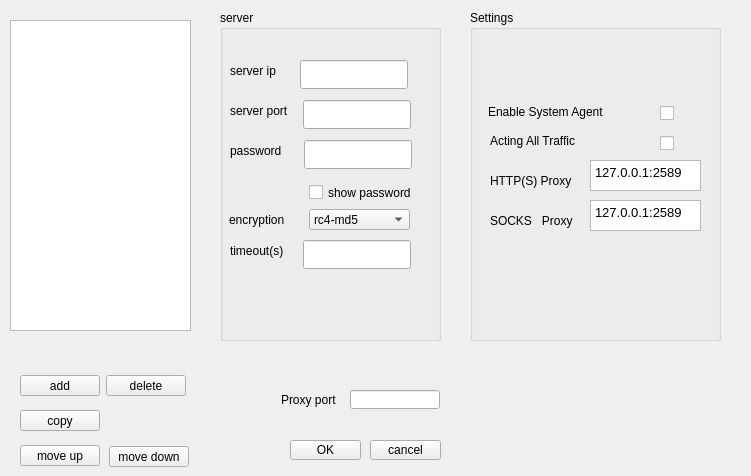
The window that shadowsocks_pyqt5.ui (enjustli/demo_pyqt_ss) describes before a commit, drawn with Qt 5.
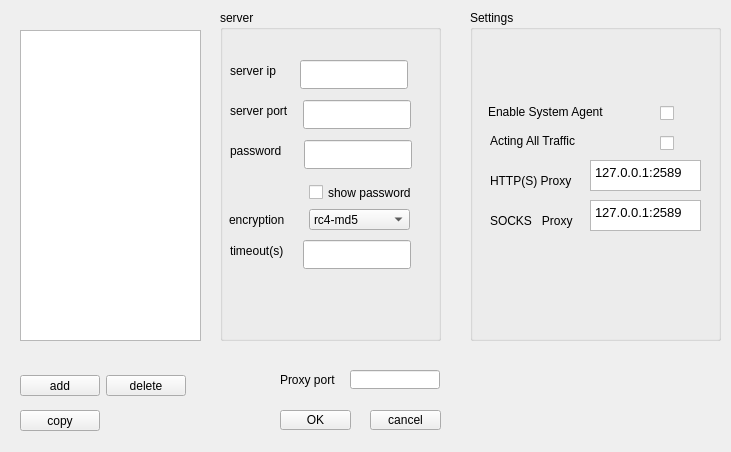
The same window after the commit.

Commit message: 修改了一些文件，修改了ui

Diff of the .ui file:
```diff
--- a/shadowsocks_pyqt5.ui
+++ b/shadowsocks_pyqt5.ui
@@ -6,8 +6,8 @@
    <rect>
     <x>0</x>
     <y>0</y>
-    <width>751</width>
-    <height>476</height>
+    <width>731</width>
+    <height>452</height>
    </rect>
   </property>
   <property name="windowTitle">
@@ -55,34 +55,8 @@
   <widget class="QPushButton" name="pushButton_4">
    <property name="geometry">
     <rect>
-     <x>20</x>
-     <y>445</y>
-     <width>80</width>
-     <height>21</height>
-    </rect>
-   </property>
-   <property name="text">
-    <string>move up</string>
-   </property>
-  </widget>
-  <widget class="QPushButton" name="pushButton_5">
-   <property name="geometry">
-    <rect>
-     <x>109</x>
-     <y>446</y>
-     <width>80</width>
-     <height>21</height>
-    </rect>
-   </property>
-   <property name="text">
-    <string>move down</string>
-   </property>
-  </widget>
-  <widget class="QPushButton" name="pushButton_6">
-   <property name="geometry">
-    <rect>
-     <x>290</x>
-     <y>440</y>
+     <x>280</x>
+     <y>410</y>
      <width>71</width>
      <height>20</height>
     </rect>
@@ -95,7 +69,7 @@
    <property name="geometry">
     <rect>
      <x>370</x>
-     <y>440</y>
+     <y>410</y>
      <width>71</width>
      <height>20</height>
     </rect>
@@ -107,8 +81,8 @@
   <widget class="QListWidget" name="listWidget">
    <property name="geometry">
     <rect>
-     <x>10</x>
-     <y>20</y>
+     <x>20</x>
+     <y>30</y>
      <width>181</width>
      <height>311</height>
     </rect>
@@ -118,7 +92,7 @@
    <property name="geometry">
     <rect>
      <x>350</x>
-     <y>390</y>
+     <y>370</y>
      <width>90</width>
      <height>19</height>
     </rect>
@@ -408,8 +382,8 @@
   <widget class="QLabel" name="label_8">
    <property name="geometry">
     <rect>
-     <x>281</x>
-     <y>390</y>
+     <x>280</x>
+     <y>370</y>
      <width>63</width>
      <height>19</height>
     </rect>
```
Left out of the diff: 40 changed lines with no effect on the pictures. The commit also changes 2 other files.
